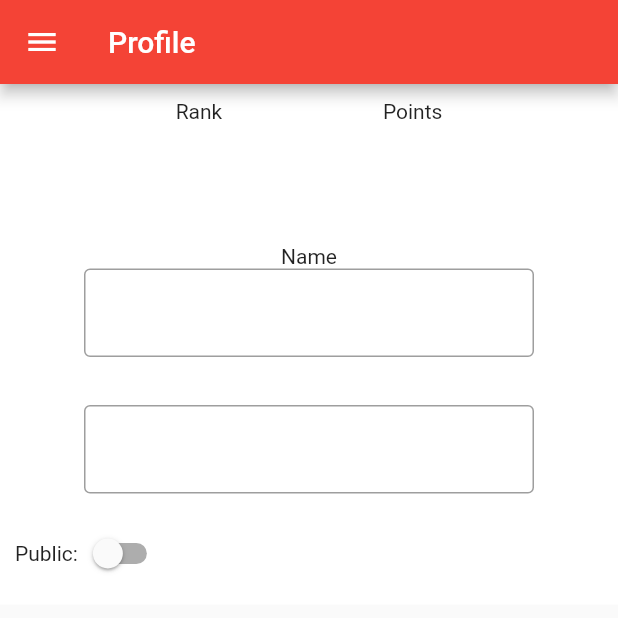
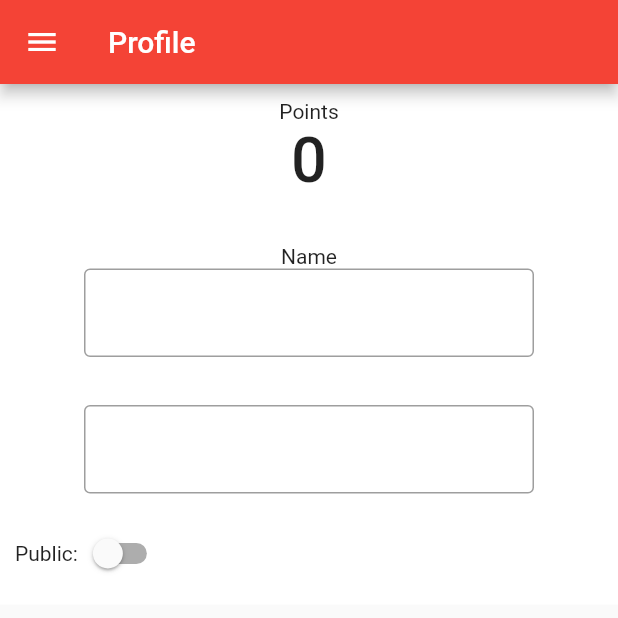
Before and after one commit to Rafael-main/RVM, a Flutter app: the Profile screen opened by its route, on a phone screen of 412 x 824 dp, the top half of it. Run offline on Flutter 3.47's test engine with Material 2 defaults, Android fonts, the phone set to English and light mode, and no system bars; our stand-ins replace cloud_firestore, firebase_auth, firebase_core, font_awesome_flutter, google_sign_in; accounts and stored records are empty; generated files the repository leaves out were written again; network calls fail.

```diff
--- a/lib/screens/auth/main_auth.dart
+++ b/lib/screens/auth/main_auth.dart
@@ -36,7 +36,7 @@ class _SignInPageState extends State<SignInPage> {
                 controller: _usernameSignInController,
                 decoration: const InputDecoration(
                   border: OutlineInputBorder(),
-                  labelText: 'Username',
+                  labelText: 'Email',
                   hintText: 'johndoe@email.com',
                 ),
               ),
@@ -66,7 +66,7 @@ class _SignInPageState extends State<SignInPage> {
                   final passSignInProv = Provider.of<PassSignInProvider>(context, listen: false);
                   passSignInProv.passLogin(emailAddress: _usernameSignInController.text, password: _passwordSignInController.text);
                   // Navigator.pushNamedAndRemoveUntil(context, '/home', (_) => false);
-                  // Navigator.pushReplacementNamed(context, '/');
+                  Navigator.pushReplacementNamed(context, '/');
                 },
                 child: const Text('Sign In'),
               ),
--- a/lib/screens/profile/main_profile.dart
+++ b/lib/screens/profile/main_profile.dart
@@ -15,16 +15,46 @@ class _ProfileState extends State<Profile> {
   final TextEditingController _emailController = TextEditingController();
   bool publicAccount = false;
 
-  void updatePublicRecord(String docID, Map<String,dynamic> data){
-    FirebaseFirestore.instance
+
+
+  @override
+  Widget build(BuildContext context) {
+    // current user logged in
+    final currUser = FirebaseAuth.instance.currentUser!;
+
+    // update record
+    Future<void> updatePublicRecord(String docID, Map<String,dynamic> data) async {
+      return await FirebaseFirestore.instance
         .collection("Users")
         .doc(docID)
         .update(data).then((value) => null);
     }
 
-  @override
-  Widget build(BuildContext context) {
-    final currUser = FirebaseAuth.instance.currentUser!;
+    // read user profile
+    final Stream _usersStream = FirebaseFirestore.instance
+    .collection('Users')
+    .doc(currUser.uid)
+    .snapshots();
+
+    // add user to leaderboards
+    Future<void> addLeaderboards(uid, data) {
+      // Call the user's CollectionReference to add a new user
+      CollectionReference users = FirebaseFirestore.instance.collection('Leaderboard');
+      return users
+        .doc(uid)
+        .set(data)
+          .then((value) => print("User Added"))
+          .catchError((error) => print("Failed to add user: $error"));
+    }
+    Future<void> deleteUserFromLeaderBoards(uid) {
+      CollectionReference users = FirebaseFirestore.instance.collection('users');
+      return users
+        .doc(uid)
+        .delete()
+        .then((value) => print("User Deleted"))
+        .catchError((error) => print("Failed to delete user: $error"));
+    }
+
     return Scaffold(
       appBar: AppBar(
         title: const Text('Profile'),
@@ -55,8 +85,8 @@ class _ProfileState extends State<Profile> {
                       )
                     ),
                   ),
-                  Text(currUser.displayName!),
-                  Text(currUser.email!)
+                  Text(currUser.displayName ?? ''),
+                  Text(currUser.email ?? '')
                 ],
               )
             ),
@@ -88,30 +118,27 @@ class _ProfileState extends State<Profile> {
         child: Container(
           padding: EdgeInsets.all(10.0),
           color: Colors.white,
-          child: Column(
+          child: StreamBuilder(
+            stream: _usersStream,
+            builder: (context, snapshot) {
+              if (snapshot.hasError) {
+                return const Center(
+                  child: Text('Something went wrong with the server. Try again later'),
+                );
+              }
+              else if (snapshot.hasData) {
+                print(snapshot.data['points']);
+                return Column(
                   children: [
-              const Row(
-                mainAxisAlignment: MainAxisAlignment.spaceEvenly,
+                    Row(
+                      mainAxisAlignment: MainAxisAlignment.center,
                       children: [
-                  Column(
-                    children: [
-                      const Text('Rank'),
-                      Text(
-                        // '${userProv!.rank}',
-                        '',
-                        style: const TextStyle(
-                          fontWeight: FontWeight.w500,
-                          fontSize: 42
-                        ),
-                      ),
-                    ],
-                  ),
                         Column(
                           children: [
                             const Text('Points'),
                             Text(
                               // '${userProv.points}',
-                        '',
+                              "${snapshot.data['points'] ?? ''}",
                               style: const TextStyle(
                                 fontWeight: FontWeight.w500,
                                 fontSize: 42
@@ -158,6 +185,16 @@ class _ProfileState extends State<Profile> {
                                 Map<String, dynamic> changeToPublic = {"public":value};
                                 updatePublicRecord(currUser.uid, changeToPublic);
                                 print('SAVED TO DATABASE');
+                                Map<String, dynamic> addToLeaderBoardsData = {
+                                  'docId': currUser.uid,
+                                  'imageURL': currUser.photoURL ?? '',
+                                  'points': snapshot.data['points'],
+                                  'userID': currUser.uid,
+                                  'username': currUser.displayName ?? ''
+                                };
+                                addLeaderboards(currUser.uid, addToLeaderBoardsData);
+                              } else {
+                                deleteUserFromLeaderBoards(currUser.uid);
                               }
                               print(value);
                               // This is called when the user toggles the switch.
@@ -172,6 +209,14 @@ class _ProfileState extends State<Profile> {
                     )
 
                   ]
+                );
+              }
+              else {
+                return const Center(
+                  child: CircularProgressIndicator(),
+                );
+              }
+            }
           ),
         ),
       ),
--- a/lib/screens/register/register.dart
+++ b/lib/screens/register/register.dart
@@ -26,8 +26,7 @@ class _RegisterState extends State<Register> {
             Container(
               height: 120,
               width:  100,
-              color: Colors.black,
-              child: FlutterLogo()
+              child: Image.asset("assets/img/RVM Logo White BG.png")
             ),
             // Image.asset(
             //   'assets/logo.png',
@@ -40,7 +39,7 @@ class _RegisterState extends State<Register> {
                 controller: _usernameSignInController,
                 decoration: const InputDecoration(
                   border: OutlineInputBorder(),
-                  labelText: 'Username',
+                  labelText: 'Email',
                   hintText: 'johndoe@email.com',
                 ),
               ),
@@ -73,6 +72,7 @@ class _RegisterState extends State<Register> {
                     password: _passwordSignInController.text
                   );
                   // Navigator.pushNamedAndRemoveUntil(context, '/home', (_) => false);
+                  Navigator.pushReplacementNamed(context, '/log');
                 },
                 child: const Text('Sign Up'),
               ),
```
Also changed, not shown: lib/main.dart (+0 -10 lines), lib/screens/home/main_home.dart (+3 -20 lines), lib/screens/rfid_screen/rfid_screen.dart (+2 -24 lines), lib/wrapper/main_wrapper.dart (+48 -48 lines), pubspec.yaml (+1 -6 lines), pubspec.lock. Lines whose indentation alone changed are shown as unchanged.
